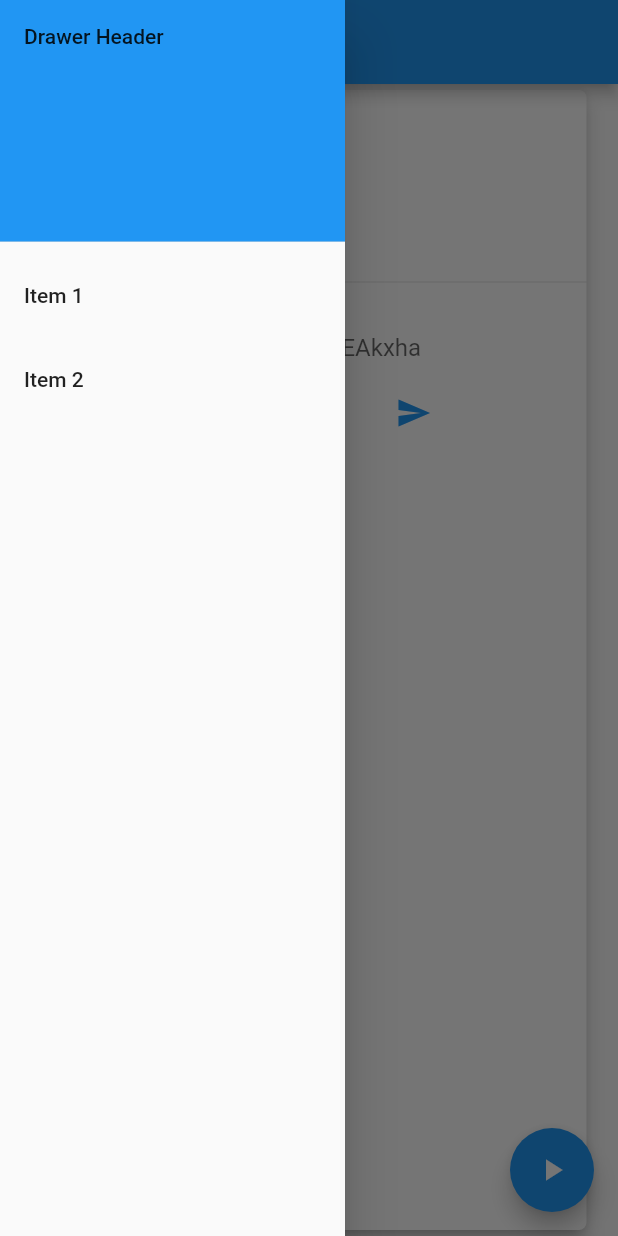
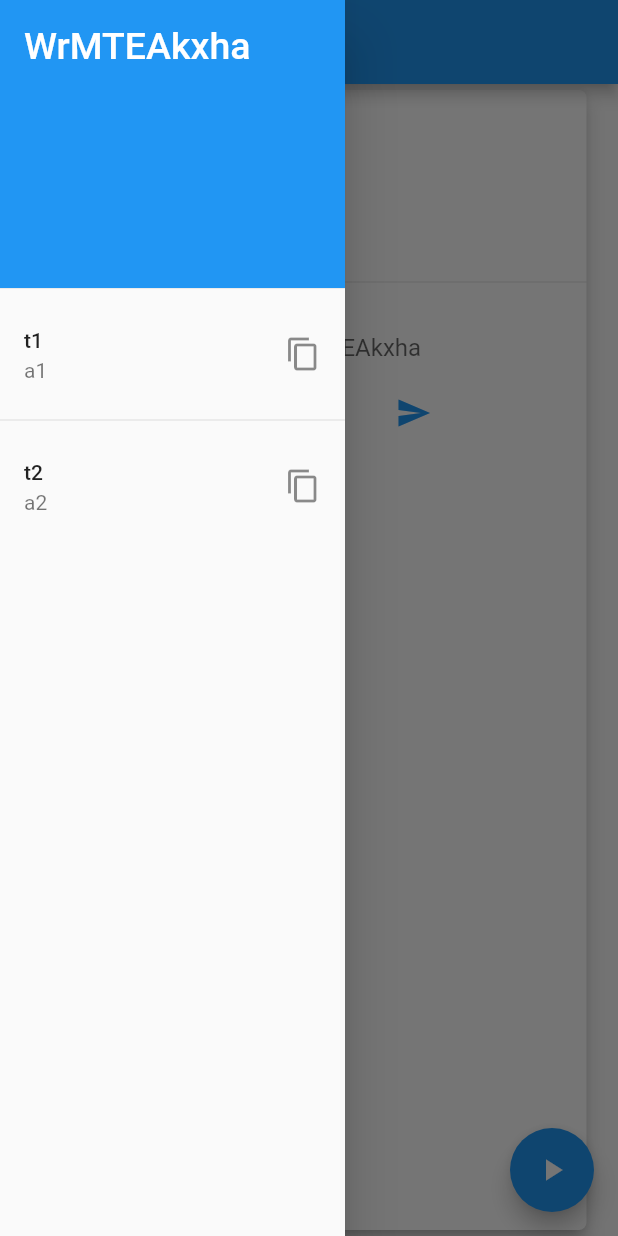
Before and after one commit to fyved24/yell, a Flutter app: the screen it shows after launch, with the side drawer open, on a phone screen of 412 x 824 dp. Run offline on Flutter 3.47's test engine with Material 2 defaults, Android fonts, the phone set to English and light mode, and no system bars; our stand-ins replace fluttertoast, get, get_storage, logger, random_string; missing offline and left inert: xiao_mi_push_plugin.

Commit message:
完成历史记录布局

```diff
--- a/lib/home/state.dart
+++ b/lib/home/state.dart
@@ -37,5 +37,6 @@ class HomeState {
 
   get alias => this._alias.value;
 
-  var messages = <Message>[].obs;
+  var messages = <Message>[Message(title: "t1", content: "a1"),
+    Message(title: "t2", content: "a2"),].obs;
 }
--- a/lib/home/widgets/history_list.dart
+++ b/lib/home/widgets/history_list.dart
@@ -12,30 +12,35 @@ class HistoryListWidget extends GetView<HomeController> {
           // Important: Remove any padding from the ListView.
           padding: EdgeInsets.zero,
           children: [
-            const DrawerHeader(
-              decoration: BoxDecoration(
-                color: Colors.blue,
+            Container(
+              height: 200.0,
+              child: DrawerHeader(
+                decoration: BoxDecoration(
+                  color: Colors.blue,
+                ),
+                child: Obx(() =>
+                    Text(controller.state.alias,
+                        style: TextStyle(
+                          fontSize: 25,
+                          color: Colors.white,
+                        ))),
               ),
-              child: Text('Drawer Header'),
             ),
-            ListTile(
-              title: const Text('Item 1'),
-              onTap: () {
-                // Update the state of the app
-                // ...
-                // Then close the drawer
-                Navigator.pop(context);
-              },
-            ),
-            ListTile(
-              title: const Text('Item 2'),
-              onTap: () {
-                // Update the state of the app
-                // ...
-                // Then close the drawer
-                Navigator.pop(context);
-              },
-            ),
+            Container(
+                height: double.maxFinite,
+                child: Obx(() {
+                  return ListView.separated(
+                    itemCount: controller.state.messages.length,
+                    separatorBuilder: (_, __) => Divider(),
+                    itemBuilder: (BuildContext context, int index) {
+                      return ListTile(
+                          title: Text('${controller.state.messages[index].title}'),
+                          subtitle: Text('${controller.state.messages[index].content}'),
+                          trailing: Icon(Icons.copy),
+                          onTap: () {});
+                    },
+                  );
+                })),
           ],
         ),
       ),
```
